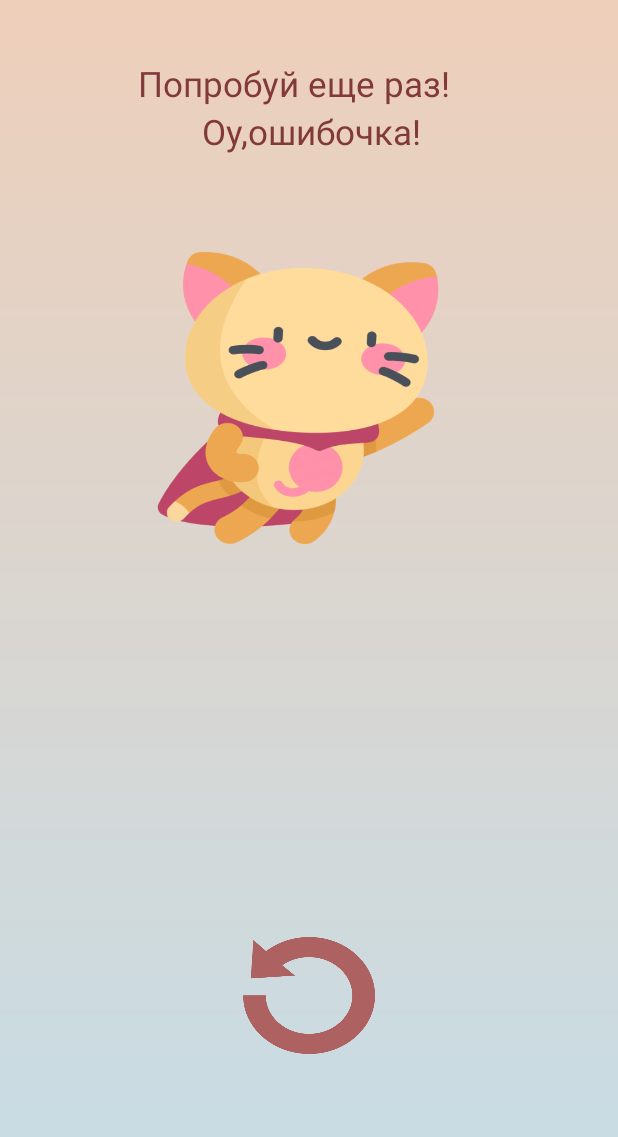
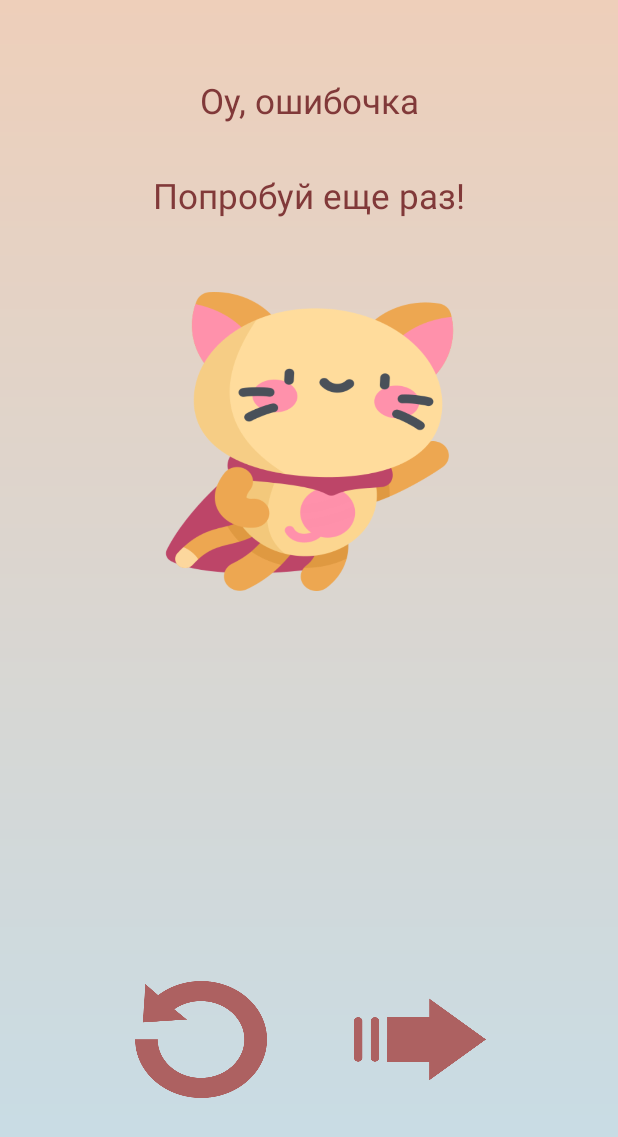
Before and after one commit to kalganov/MemoryTest, an Android app: the layout fail.xml on its own in the app's theme, with its tools: preview values and no code run, on a phone screen of 412 x 824 dp. Shown: the top 1137 px of the screen. Run offline under Robolectric (Android 15) with nearby library versions, the phone set to English and light mode, and no system bars; Roboto replaces fonts that are not available here.

Commit message:
add layouts

```diff
--- a/app/src/main/res/layout/fail.xml
+++ b/app/src/main/res/layout/fail.xml
@@ -2,63 +2,73 @@
 <androidx.constraintlayout.widget.ConstraintLayout xmlns:android="http://schemas.android.com/apk/res/android"
     xmlns:app="http://schemas.android.com/apk/res-auto"
     xmlns:tools="http://schemas.android.com/tools"
-    android:id="@+id/content"
+    android:id="@+id/fail"
     android:layout_width="match_parent"
     android:layout_height="match_parent"
-    tools:context=".MainActivity"
-    android:background="@drawable/gradient">
+    android:background="@drawable/gradient"
+    tools:context=".MainActivity">
+
+    <ImageView
+        android:id="@+id/imageView"
+        android:layout_width="319dp"
+        android:layout_height="199dp"
+        android:layout_marginTop="48dp"
+        android:src="@drawable/kitty"
+        app:layout_constraintEnd_toEndOf="parent"
+        app:layout_constraintStart_toStartOf="parent"
+        app:layout_constraintTop_toBottomOf="@+id/textView3" />
+
+    <TextView
+        android:id="@+id/textView3"
+        android:layout_width="409dp"
+        android:layout_height="wrap_content"
+        android:layout_marginTop="32dp"
+        android:fontFamily="@font/jacques_francois"
+        android:text="Попробуй еще раз!"
+        android:textAlignment="center"
+        android:textColor="#813939"
+        android:textSize="23sp"
+        app:layout_constraintEnd_toEndOf="parent"
+        app:layout_constraintHorizontal_bias="0.5"
+        app:layout_constraintStart_toStartOf="parent"
+        app:layout_constraintTop_toBottomOf="@+id/textView2" />
 
     <TextView
         android:id="@+id/textView2"
-        android:layout_width="wrap_content"
+        android:layout_width="409dp"
         android:layout_height="wrap_content"
-        android:layout_marginStart="134dp"
-        android:layout_marginTop="72dp"
-        android:fontFamily="sans-serif"
-        android:text="Оу,ошибочка!"
+        android:layout_marginTop="52dp"
+        android:fontFamily="@font/jacques_francois"
+        android:text="Оу, ошибочка"
         android:textAlignment="center"
         android:textColor="#813939"
         android:textSize="23sp"
+        app:layout_constraintEnd_toEndOf="parent"
+        app:layout_constraintHorizontal_bias="0.5"
         app:layout_constraintStart_toStartOf="parent"
         app:layout_constraintTop_toTopOf="parent"
         tools:ignore="DuplicateIds" />
 
-    <TextView
-        android:id="@+id/textView3"
-        android:layout_width="wrap_content"
-        android:layout_height="wrap_content"
-        android:layout_marginStart="92dp"
-        android:layout_marginTop="40dp"
-        android:fontFamily="sans-serif"
-        android:text="Попробуй еще раз!"
-        android:textAlignment="center"
-        android:textColor="#813939"
-        android:textSize="23sp"
-        app:layout_constraintStart_toStartOf="parent"
-        app:layout_constraintTop_toTopOf="parent" />
-
-    <ImageView
-        android:id="@+id/imageView"
-        android:layout_width="213dp"
-        android:layout_height="240dp"
-        android:layout_marginStart="92dp"
-        android:layout_marginTop="32dp"
-        android:layout_marginBottom="125dp"
-        android:src="@drawable/kitty"
-        app:layout_constraintBottom_toTopOf="@+id/Repeat"
-        app:layout_constraintStart_toStartOf="parent"
-        app:layout_constraintTop_toTopOf="parent" />
+    <Button
+        android:id="@+id/next"
+        android:layout_width="88dp"
+        android:layout_height="78dp"
+        android:layout_marginEnd="88dp"
+        android:layout_marginBottom="92dp"
+        android:background="@drawable/right"
+        app:layout_constraintBottom_toBottomOf="parent"
+        app:layout_constraintEnd_toEndOf="parent" />
 
     <Button
-        android:id="@+id/Repeat"
+        android:id="@+id/repeat"
         android:layout_width="88dp"
         android:layout_height="78dp"
-        android:layout_marginBottom="8dp"
+        android:layout_marginStart="80dp"
+        android:layout_marginBottom="92dp"
         android:background="@drawable/repeat"
         app:layout_constraintBottom_toBottomOf="parent"
-        app:layout_constraintEnd_toEndOf="parent"
-        app:layout_constraintStart_toStartOf="parent"
-        app:layout_constraintTop_toBottomOf="@+id/imageView" />
-
+        app:layout_constraintEnd_toStartOf="@+id/next"
+        app:layout_constraintHorizontal_bias="0.149"
+        app:layout_constraintStart_toStartOf="parent" />
 
 </androidx.constraintlayout.widget.ConstraintLayout>
```
Also changed, not shown: app/src/main/res/layout/activity_main.xml (+18 -16 lines), app/src/main/res/layout/success.xml (+19 -6 lines), app/src/main/res/font/capriola.ttf (added), app/src/main/res/font/jacques_francois.ttf (added).
